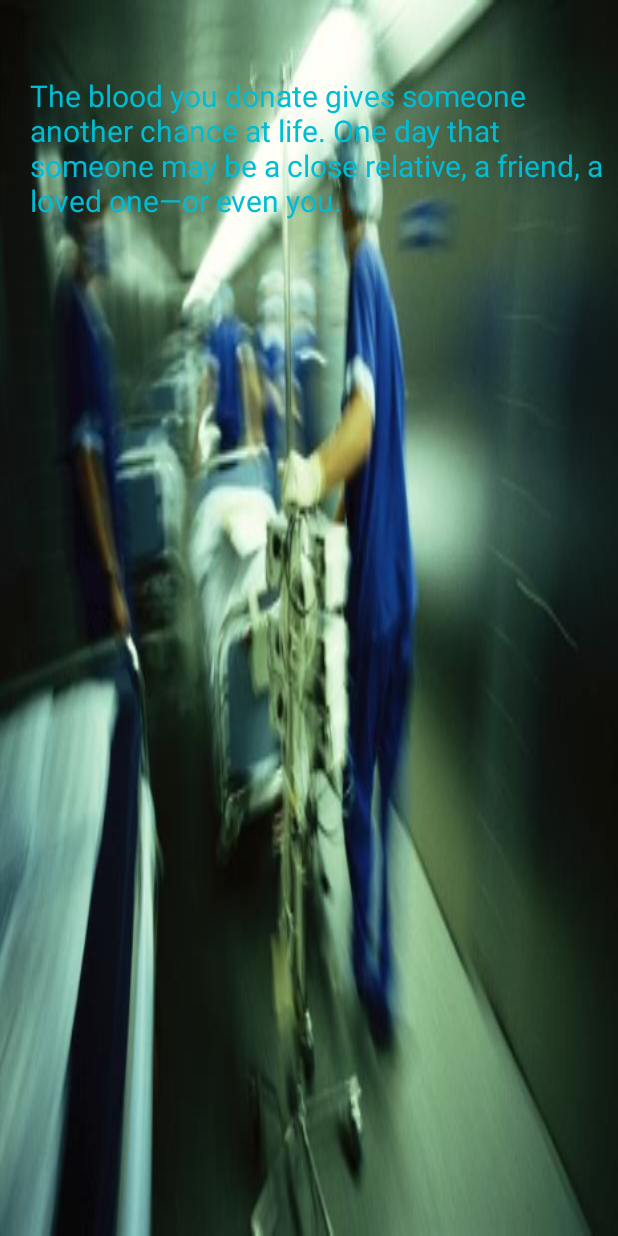
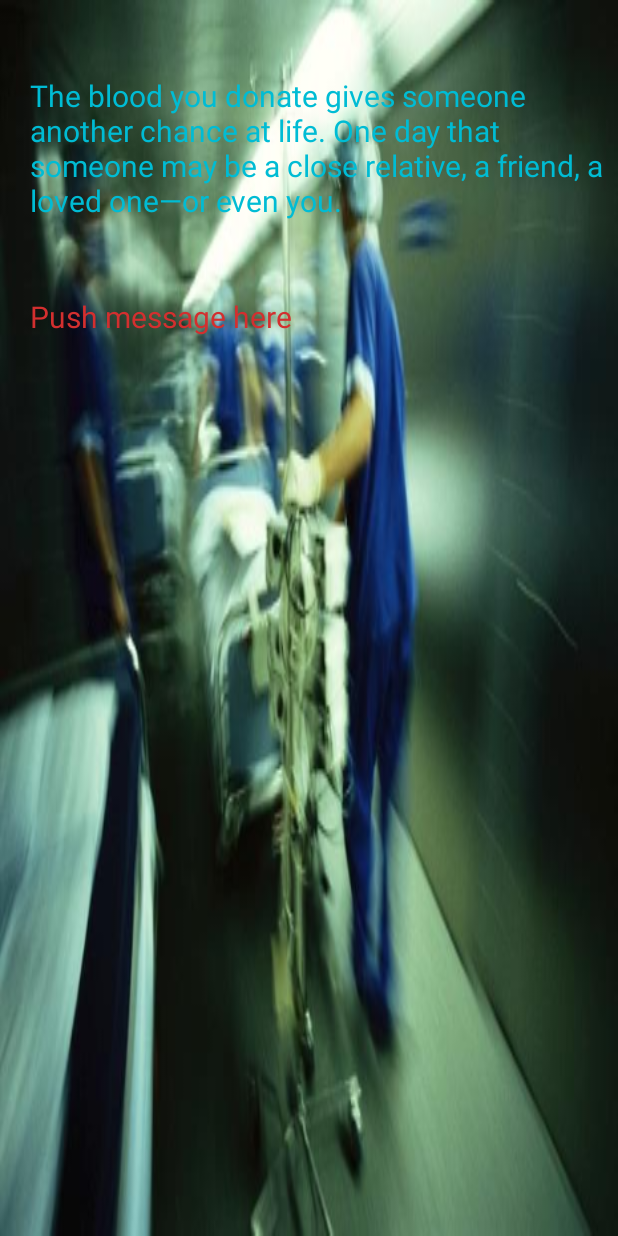
Before and after one commit to bijeshcj/DonateBlood, an Android app: the layout fragment_home.xml on its own in the app's theme, with its tools: preview values and no code run, on a phone screen of 412 x 824 dp. Run offline under Robolectric (Android 15) with nearby library versions, the phone set to English and light mode, and no system bars.

Commit message:
push service issue and show messages on home screen in progress

```diff
--- a/DonateBlood/app/src/main/java/com/bijesh/donateblood/fragments/HomeFragment.java
+++ b/DonateBlood/app/src/main/java/com/bijesh/donateblood/fragments/HomeFragment.java
@@ -8,6 +8,7 @@ import android.view.ViewGroup;
 import android.widget.TextView;
 
 import com.bijesh.donateblood.R;
+import com.bijesh.donateblood.activities.HomeActivity;
 
 /**
  * Created by Bijesh on 23-05-2015.
@@ -16,6 +17,7 @@ public class HomeFragment extends Fragment {
 
     private static final String TAG = HomeFragment.class.getCanonicalName();
     private TextView mTxtViewStatus;
+    private TextView mTxtViewMessages;
 
     @Override
     public void onCreate(Bundle savedInstanceState) {
@@ -31,6 +33,10 @@ public class HomeFragment extends Fragment {
 
     private void init(View view){
         mTxtViewStatus = (TextView)view.findViewById(R.id.txtViewQuote);
+        mTxtViewMessages = (TextView) view.findViewById(R.id.txtViewPushRequests);
 
+
+        HomeActivity homeActivity = (HomeActivity)getActivity();
+        mTxtViewMessages.setText(homeActivity.getPushMessage());
     }
 }
--- a/DonateBlood/app/src/main/java/com/bijesh/donateblood/utils/cloud/PushServiceUtils.java
+++ b/DonateBlood/app/src/main/java/com/bijesh/donateblood/utils/cloud/PushServiceUtils.java
@@ -18,6 +18,7 @@ public class PushServiceUtils {
 
     public static void sendPush(RequestDonor requestDonor){
         ParsePush push = new ParsePush();
+
         push.setChannel("Donate");
         push.setMessage("Please help, need "+requestDonor.getBloodGroup()+" blood, contact person "+
                 requestDonor.getName()+" number "+requestDonor.getPhone());
--- a/DonateBlood/app/src/main/res/layout/fragment_home.xml
+++ b/DonateBlood/app/src/main/res/layout/fragment_home.xml
@@ -16,7 +16,21 @@
         android:textSize="@dimen/textSizeOnScreens" />
 
 
-    <TableLayout
+    <TextView
+        android:id="@+id/txtViewPushRequests"
+        android:layout_below="@id/txtViewQuote"
+        android:layout_width="match_parent"
+        android:layout_height="wrap_content"
+        android:layout_marginTop="50dp"
+        android:paddingLeft="@dimen/screenPaddingLeft"
+        android:text="Push message here"
+        android:textColor="@color/primary_dark"
+        android:textSize="@dimen/textSizeOnScreens" />
+
+
+
+
+    <!--<TableLayout
         android:visibility="gone"
         android:layout_width="match_parent"
         android:layout_height="wrap_content"
@@ -24,7 +38,7 @@
 
         >
 
-        <!-- Row 1 with single column -->
+        &lt;!&ndash; Row 1 with single column &ndash;&gt;
         <TableRow
             android:layout_width="match_parent"
             android:layout_height="wrap_content"
@@ -43,7 +57,7 @@
 
         </TableRow>
 
-        <!-- Row 2 with 3 columns -->
+        &lt;!&ndash; Row 2 with 3 columns &ndash;&gt;
 
         <TableRow
             android:id="@+id/tableRow1"
@@ -130,7 +144,7 @@
         </TableRow>
 
 
-        <!-- Row 3 with 8 columns-->
+        &lt;!&ndash; Row 3 with 8 columns&ndash;&gt;
 
         <TableRow
             android:id="@+id/tableRow2"
@@ -221,6 +235,6 @@
 
 
     </TableLayout>
-
+-->
 
 </RelativeLayout>
```
Also changed, not shown: DonateBlood/app/src/main/java/com/bijesh/donateblood/DonateBloodApplication.java (+8 -1 lines), DonateBlood/app/src/main/java/com/bijesh/donateblood/activities/HomeActivity.java (+12 -3 lines), 1 other file.
